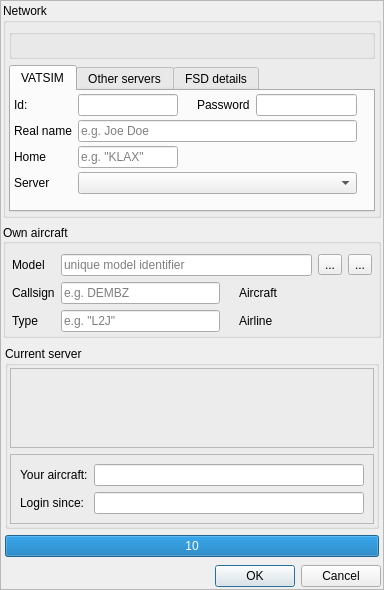
swift-project/pilotclient, file src/blackgui/components/logincomponent.ui: the form before one commit.
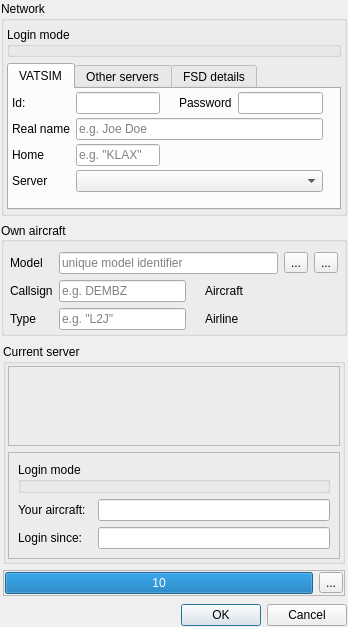
The form after the commit. Icons and pictures are not drawn. Custom widgets are drawn as their Qt base class.

Commit message:
Ref T146, improved login component
* logoff countdown can be stopped
* login mode (normal, obs, ..) shown

Diff of the .ui file:
```diff
--- a/src/blackgui/components/logincomponent.ui
+++ b/src/blackgui/components/logincomponent.ui
@@ -6,34 +6,28 @@
    <rect>
     <x>0</x>
     <y>0</y>
-    <width>384</width>
-    <height>576</height>
+    <width>348</width>
+    <height>625</height>
    </rect>
   </property>
   <property name="windowTitle">
    <string>Login component</string>
   </property>
-  <property name="frameShape">
-   <enum>QFrame::StyledPanel</enum>
-  </property>
-  <property name="frameShadow">
-   <enum>QFrame::Raised</enum>
-  </property>
-  <layout class="QVBoxLayout" name="vl_LoginComponent">
+  <layout class="QVBoxLayout" name="hl_Timeout_2">
    <property name="spacing">
     <number>6</number>
    </property>
    <property name="leftMargin">
-    <number>2</number>
+    <number>1</number>
    </property>
    <property name="topMargin">
-    <number>2</number>
+    <number>1</number>
    </property>
    <property name="rightMargin">
-    <number>2</number>
+    <number>1</number>
    </property>
    <property name="bottomMargin">
-    <number>2</number>
+    <number>1</number>
    </property>
    <item>
     <widget class="QGroupBox" name="gb_Network">
@@ -65,10 +59,7 @@
          </size>
         </property>
         <property name="title">
-         <string/>
-        </property>
-        <property name="flat">
-         <bool>false</bool>
+         <string>Login mode</string>
         </property>
        </widget>
       </item>
@@ -583,21 +574,14 @@
             <enum>QFrame::Raised</enum>
            </property>
            <layout class="QGridLayout" name="gridLayout">
-            <item row="0" column="0">
+            <item row="1" column="0">
              <widget class="QLabel" name="lbl_LoginAsAircraft">
               <property name="text">
                <string>Your aircraft:</string>
               </property>
              </widget>
             </item>
-            <item row="0" column="2">
-             <widget class="QLineEdit" name="le_LoginAsAircaft">
-              <property name="readOnly">
-               <bool>true</bool>
-              </property>
-             </widget>
-            </item>
-            <item row="1" column="0">
+            <item row="2" column="0">
              <widget class="QLabel" name="lbl_LoginSince">
               <property name="text">
                <string>Login since:</string>
@@ -605,12 +589,26 @@
              </widget>
             </item>
             <item row="1" column="2">
+             <widget class="QLineEdit" name="le_LoginAsAircaft">
+              <property name="readOnly">
+               <bool>true</bool>
+              </property>
+             </widget>
+            </item>
+            <item row="2" column="2">
              <widget class="QLineEdit" name="le_LoginSince">
               <property name="readOnly">
                <bool>true</bool>
               </property>
              </widget>
             </item>
+            <item row="0" column="0" colspan="3">
+             <widget class="BlackGui::CLoginModeButtons" name="gbp_LoginWithMode">
+              <property name="title">
+               <string>Login mode</string>
+              </property>
+             </widget>
+            </item>
            </layout>
           </widget>
          </item>
@@ -618,16 +616,47 @@
        </widget>
       </item>
       <item>
-       <widget class="QProgressBar" name="pb_LogoffTimeout">
-        <property name="maximum">
-         <number>10</number>
+       <widget class="QFrame" name="fr_Timeout">
+        <property name="frameShape">
+         <enum>QFrame::StyledPanel</enum>
         </property>
-        <property name="value">
-         <number>10</number>
+        <property name="frameShadow">
+         <enum>QFrame::Raised</enum>
         </property>
-        <property name="format">
-         <string>%v</string>
-        </property>
+        <layout class="QHBoxLayout" name="hl_Timeout">
+         <property name="leftMargin">
+          <number>1</number>
+         </property>
+         <property name="topMargin">
+          <number>1</number>
+         </property>
+         <property name="rightMargin">
+          <number>1</number>
+         </property>
+         <property name="bottomMargin">
+          <number>1</number>
+         </property>
+         <item>
+          <widget class="QProgressBar" name="pb_LogoffTimeout">
+           <property name="maximum">
+            <number>10</number>
+           </property>
+           <property name="value">
+            <number>10</number>
+           </property>
+           <property name="format">
+            <string>%v</string>
+           </property>
+          </widget>
+         </item>
+         <item>
+          <widget class="QToolButton" name="tb_Timeout">
+           <property name="text">
+            <string>...</string>
+           </property>
+          </widget>
+         </item>
+        </layout>
        </widget>
       </item>
      </layout>
```
The commit also changes 2 other files.
